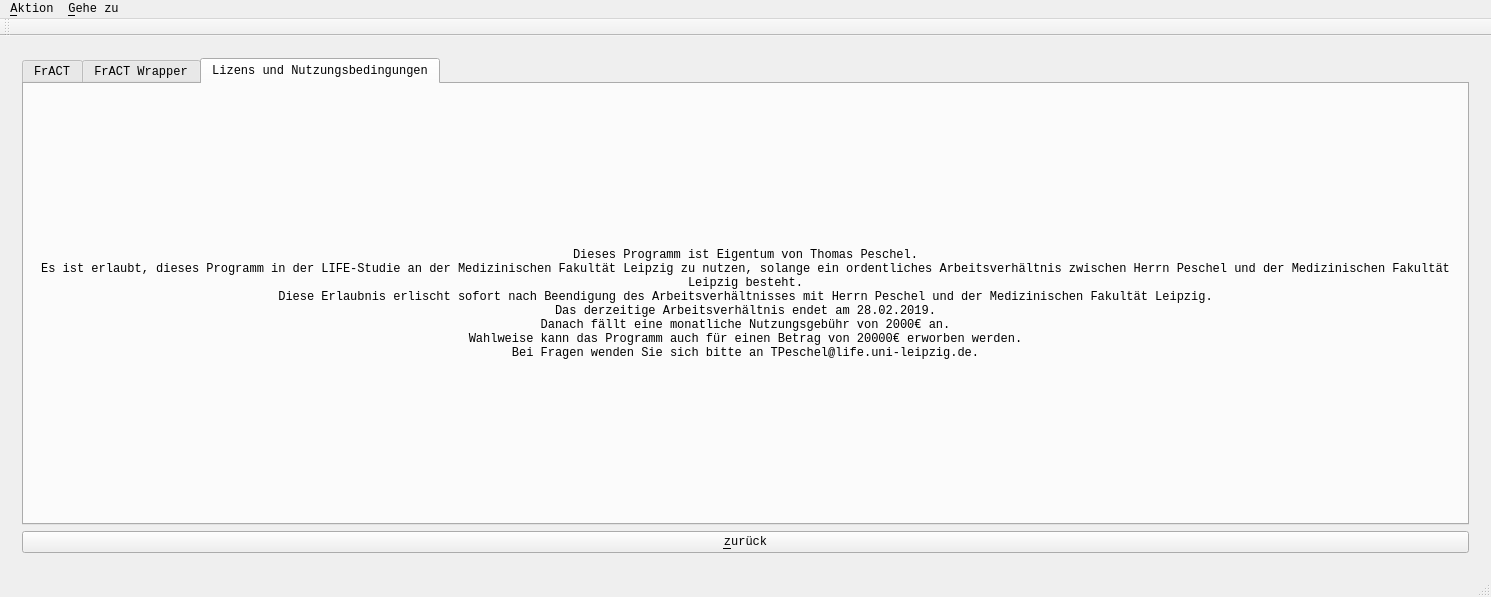
Before: the Qt Designer form mainwindow.ui in TPeschel/FrACTWrapper, drawn with Qt 5.
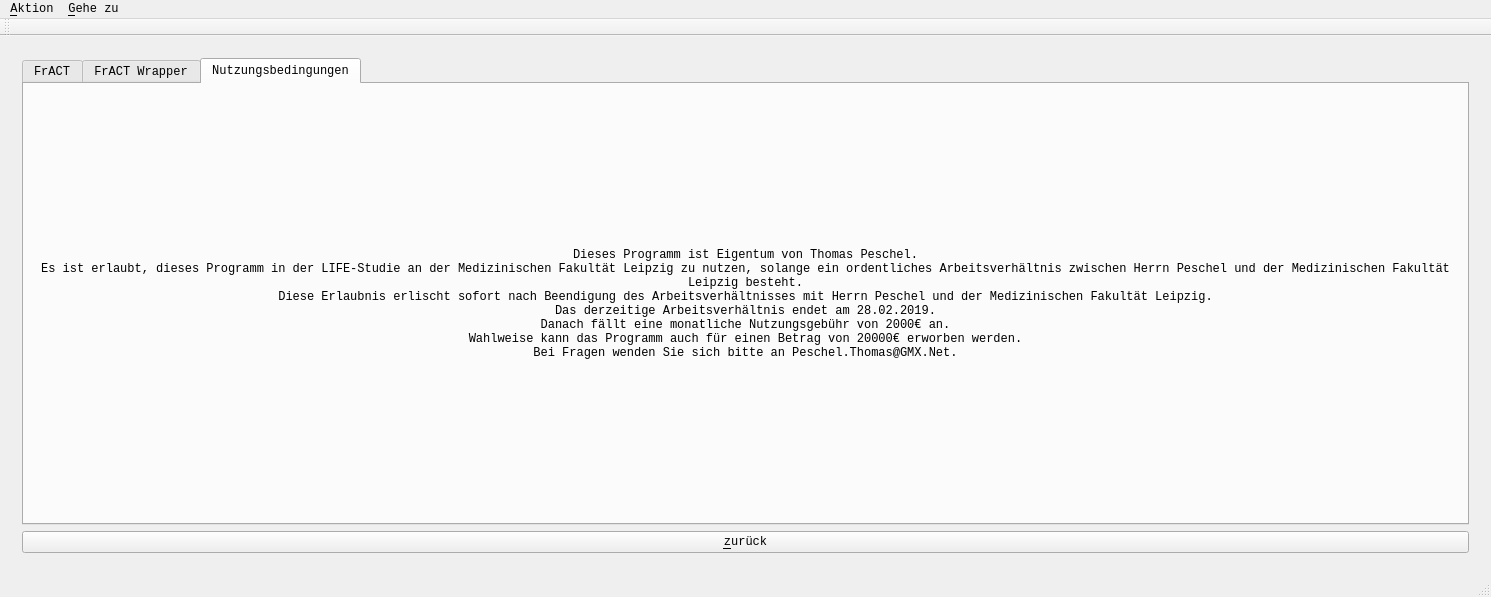
After: the same form once the commit is applied. The open tabs and pages were chosen to show the change.

Commit message: change email adress in license

What changed in the file:
```diff
--- a/mainwindow.ui
+++ b/mainwindow.ui
@@ -1453,7 +1453,7 @@
           </widget>
           <widget class="QWidget" name="tabLicense">
            <attribute name="title">
-            <string>Lizens und Nutzungsbedingungen</string>
+            <string>Nutzungsbedingungen</string>
            </attribute>
            <layout class="QGridLayout" name="gridLayout_13">
             <item row="0" column="0">
@@ -1468,7 +1468,7 @@
 Das derzeitige Arbeitsverhältnis endet am 28.02.2019.
 Danach fällt eine monatliche Nutzungsgebühr von 2000€ an.
 Wahlweise kann das Programm auch für einen Betrag von 20000€ erworben werden.
-Bei Fragen wenden Sie sich bitte an TPeschel@life.uni-leipzig.de.</string>
+Bei Fragen wenden Sie sich bitte an Peschel.Thomas@GMX.Net.</string>
               </property>
               <property name="alignment">
                <set>Qt::AlignCenter</set>
```
Left out of the diff: 2 changed lines with no effect on the pictures. The commit also changes 2 other files.
